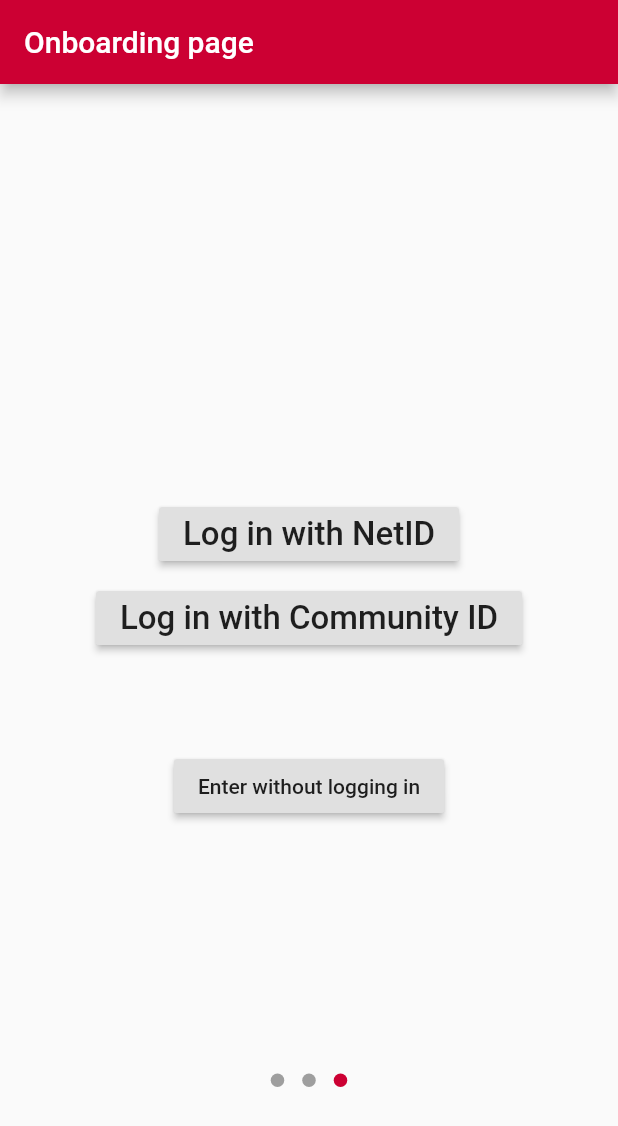
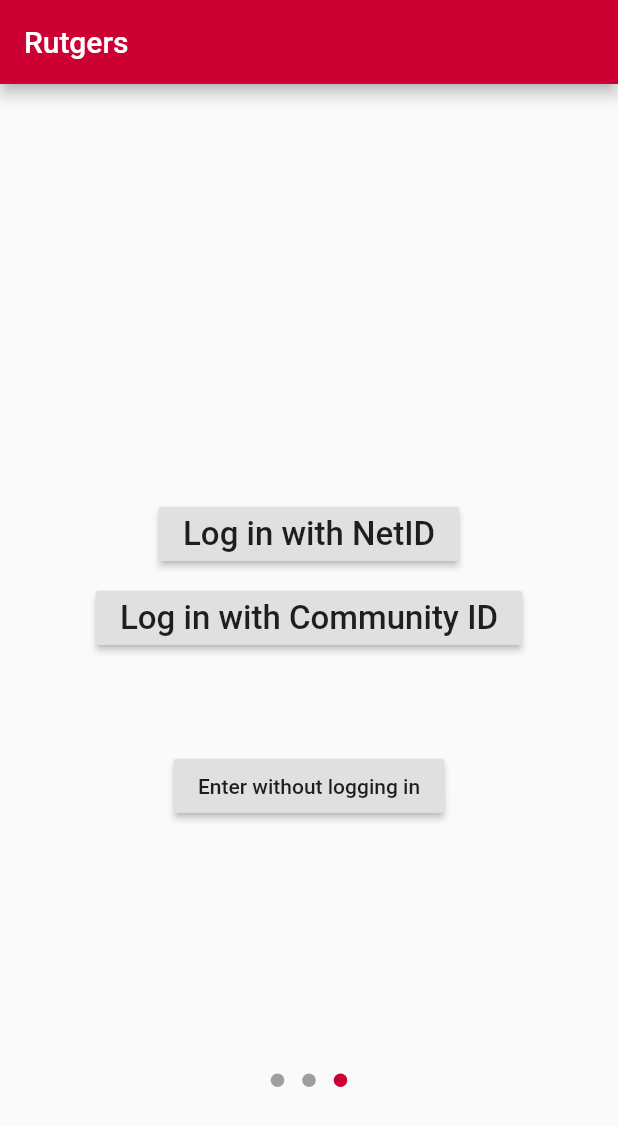
Before and after one commit to mileskrell/rutgers-flutter-mock, a Flutter app: the screen it shows after launch, swiped to page 3, on a phone screen of 412 x 824 dp. Shown: the top 1126 px of the screen. Run offline on Flutter 3.47's test engine with Material 2 defaults, Android fonts, the light colour scheme and no system bars; drawn by our look-alikes of dots_indicator; our stand-ins replace shared_preferences, webview_flutter; missing offline and left inert: pedantic.

Commit message:
Onboarding: Change app bar title to "Rutgers"

```diff
--- a/lib/routes/route_onboarding.dart
+++ b/lib/routes/route_onboarding.dart
@@ -23,7 +23,7 @@
 
     return Scaffold(
       appBar: AppBar(
-        title: Text("Onboarding page"),
+        title: Text("Rutgers"),
       ),
       body: Stack(
         children: <Widget>[
```
